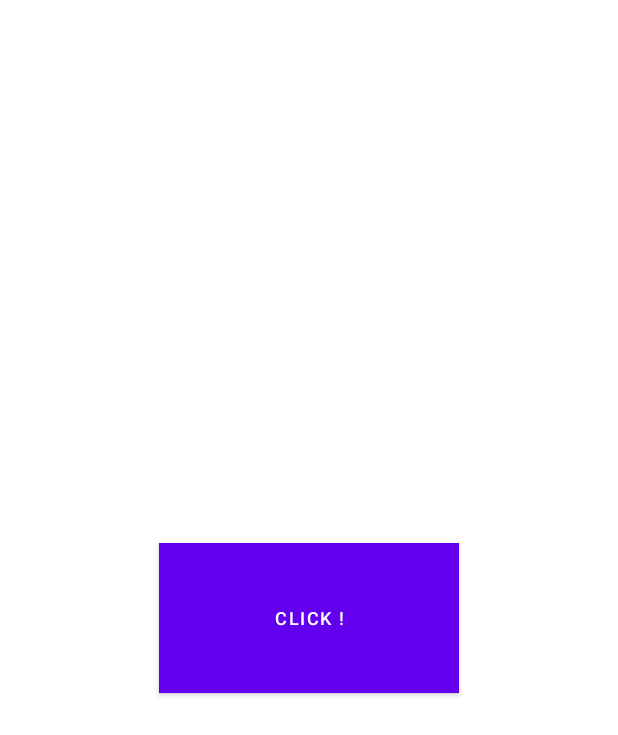
After one commit to Phong-Kaster/Kotlin-Standard-Application, an Android app: the layout layout_widget_button.xml on its own in the app's theme, with its tools: preview values and no code run, on a phone screen of 412 x 824 dp. The commit adds this screen. Shown: the top 735 px of the screen. Run offline under Robolectric (Android 15) with nearby library versions, the phone set to English and light mode, and no system bars.

Commit message:
27-03-2023 add simple widget

```diff
--- a/app/build.gradle
+++ b/app/build.gradle
@@ -14,7 +14,7 @@ android {
 
     defaultConfig {
         applicationId "com.example.kotlinstandardapplication"
-        minSdk 21
+        minSdk 23
         targetSdk 32
         versionCode 1
         versionName "1.0"
--- a/app/src/main/java/com/example/kotlinstandardapplication/Introduction/Introduction.kt
+++ b/app/src/main/java/com/example/kotlinstandardapplication/Introductionpage/Introduction.kt
@@ -1,4 +1,4 @@
-package com.example.kotlinstandardapplication.Introduction
+package com.example.kotlinstandardapplication.Introductionpage
 
 /**
  * @author Phong-Kaster
--- a/app/src/main/java/com/example/kotlinstandardapplication/Introduction/IntroductionActivity.kt
+++ b/app/src/main/java/com/example/kotlinstandardapplication/Introductionpage/IntroductionActivity.kt
@@ -1,11 +1,11 @@
-package com.example.kotlinstandardapplication.Introduction
+package com.example.kotlinstandardapplication.Introductionpage
 
 import android.content.Intent
 import android.os.Bundle
 import androidx.appcompat.app.AppCompatActivity
 import androidx.core.view.size
 import androidx.databinding.DataBindingUtil
-import com.example.kotlinstandardapplication.Login.LoginActivity
+import com.example.kotlinstandardapplication.Loginpage.LoginActivity
 import com.example.kotlinstandardapplication.Multipurpose.Multipurpose
 import com.example.kotlinstandardapplication.R
 import com.example.kotlinstandardapplication.databinding.ActivityIntroductionBinding
--- a/app/src/main/java/com/example/kotlinstandardapplication/Introduction/IntroductionViewPager.kt
+++ b/app/src/main/java/com/example/kotlinstandardapplication/Introductionpage/IntroductionViewPager.kt
@@ -1,4 +1,4 @@
-package com.example.kotlinstandardapplication.Introduction
+package com.example.kotlinstandardapplication.Introductionpage
 
 import android.annotation.SuppressLint
 import android.content.Context
--- a/app/src/main/java/com/example/kotlinstandardapplication/Login/LoginActivity.kt
+++ b/app/src/main/java/com/example/kotlinstandardapplication/Loginpage/LoginActivity.kt
@@ -1,10 +1,10 @@
-package com.example.kotlinstandardapplication.Login
+package com.example.kotlinstandardapplication.Loginpage
 
 import android.content.Intent
 import androidx.appcompat.app.AppCompatActivity
 import android.os.Bundle
 import androidx.databinding.DataBindingUtil
-import com.example.kotlinstandardapplication.Home.HomeActivity
+import com.example.kotlinstandardapplication.Homepage.HomeActivity
 import com.example.kotlinstandardapplication.Multipurpose.Multipurpose
 import com.example.kotlinstandardapplication.R
 import com.example.kotlinstandardapplication.databinding.ActivityLoginBinding
--- /dev/null
+++ b/app/src/main/res/layout/layout_widget_button.xml
@@ -0,0 +1,17 @@
+<?xml version="1.0" encoding="utf-8"?>
+<RelativeLayout
+    xmlns:android="http://schemas.android.com/apk/res/android"
+    android:layout_width="match_parent"
+    android:layout_height="match_parent">
+
+    <Button
+        android:id="@+id/buttonWidget"
+        android:layout_width="200dp"
+        android:layout_height="100dp"
+        android:layout_centerInParent="true"
+        android:background="@color/black"
+        android:text="@string/click"
+        android:textColor="@color/white"
+        android:textSize="12sp" />
+
+</RelativeLayout>
--- a/app/src/main/res/values/strings.xml
+++ b/app/src/main/res/values/strings.xml
@@ -18,4 +18,6 @@
     <string name="image">image</string>
     <string name="default_email">phongkaster@gmail.com</string>
     <string name="snooze">Snooze</string>
+    <string name="widget_activity">Widget activity</string>
+    <string name="click">Click !</string>
 </resources>
```
Also changed, not shown: app/src/main/AndroidManifest.xml (+21 -9 lines), app/src/main/java/com/example/kotlinstandardapplication/Homepage/HomeActivity.kt (renamed from app/src/main/java/com/example/kotlinstandardapplication/Home/HomeActivity.kt, +1 -10 lines), app/src/main/java/com/example/kotlinstandardapplication/MainActivity.kt (+1 -6 lines), app/src/main/java/com/example/kotlinstandardapplication/Widgetpage/WidgetActivity.kt (added, +12 -0 lines), app/src/main/java/com/example/kotlinstandardapplication/Widgetpage/WidgetButton.kt (added, +40 -0 lines), app/src/main/res/layout/activity_widget.xml (added, +16 -0 lines), app/src/main/res/xml/widget_button_info.xml (added, +12 -0 lines).
